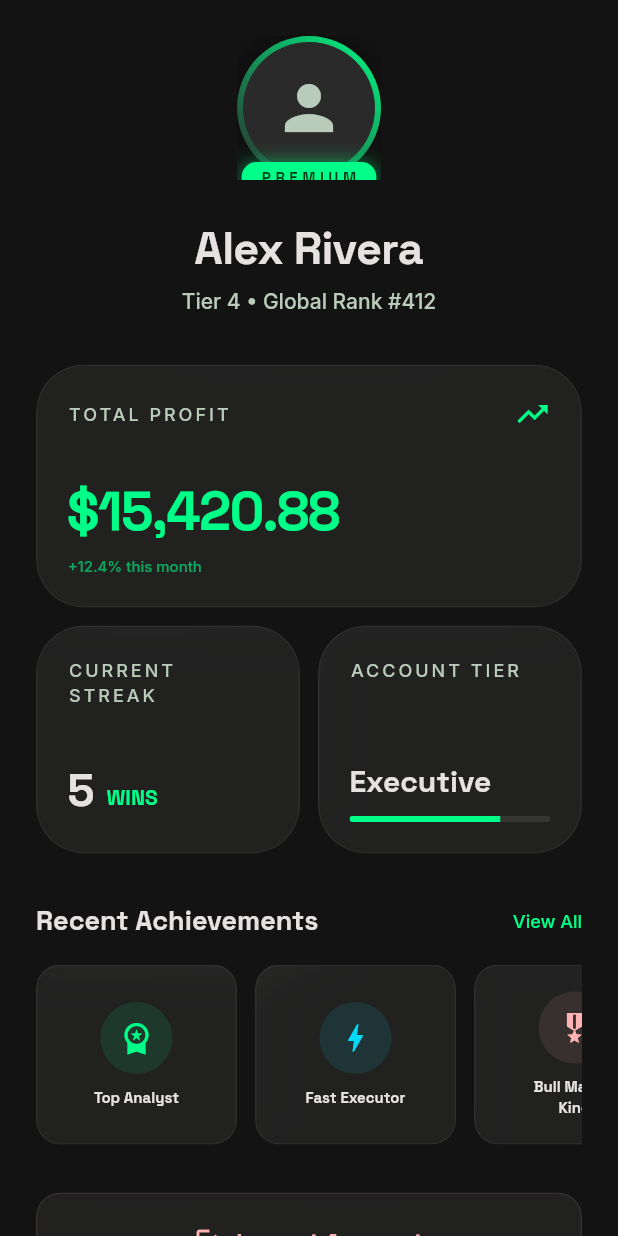
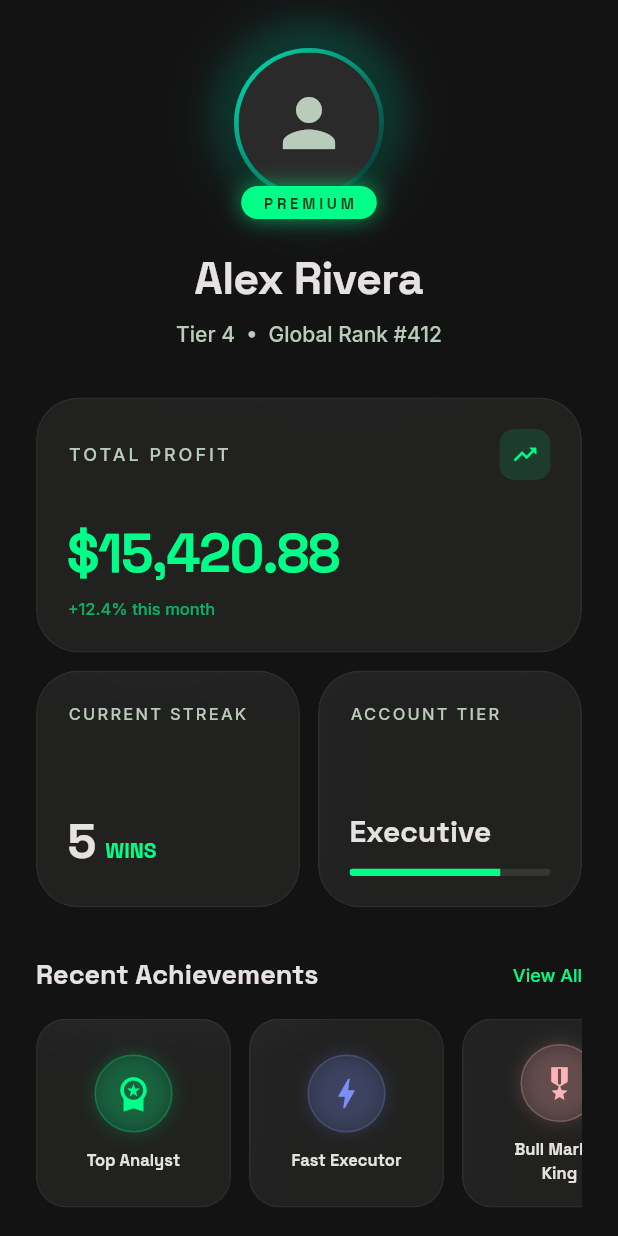
Before and after one commit to andrsonrvpu/SynapseTrade, a Flutter app: the ProfileScreen widget shown alone on an empty page, opened directly, on a phone screen of 412 x 824 dp. Run offline on Flutter 3.47's test engine with Material 3 defaults, Android fonts, the phone set to English and light mode, and no system bars; our stand-ins replace google_fonts, webview_flutter; missing offline and left inert: dart:html, dart:ui_web; network calls fail.

Commit message:
fix: SafeArea + layout — pares y perfil sin recorte por status bar
- analyze_screen: SafeArea(bottom:false) so symbol chips don't overlap status bar
- profile_screen: MediaQuery.padding.top + badge SizedBox(32) so PREMIUM shows
- profile: bigger avatar glow ring, improved achievement cards

```diff
--- a/mobile/lib/screens/analyze_screen.dart
+++ b/mobile/lib/screens/analyze_screen.dart
@@ -169,12 +169,14 @@ class _AnalyzeScreenState extends State<AnalyzeScreen> with SingleTickerProvider
 
     return Scaffold(
       backgroundColor: SynapseTheme.surface,
-      body: Stack(
+      body: SafeArea(
+        bottom: false,
+        child: Stack(
           children: [
             // ── Main scrollable content ──
             SingleChildScrollView(
               physics: const BouncingScrollPhysics(),
-            padding: const EdgeInsets.only(top: 12, bottom: 100),
+              padding: const EdgeInsets.only(top: 16, bottom: 120),
               child: Padding(
                 padding: const EdgeInsets.symmetric(horizontal: 16),
                 child: Column(
@@ -184,42 +186,36 @@ class _AnalyzeScreenState extends State<AnalyzeScreen> with SingleTickerProvider
                     //  1. LIVE TRADING VIEW CHART
                     // ════════════════════════════════════════
                     _buildChartSection(symbol, provider),
-
                     const SizedBox(height: 16),
 
                     // ════════════════════════════════════════
                     //  2. ANALIZAR CON IA BUTTON
                     // ════════════════════════════════════════
                     _buildAnalyzeButton(provider),
-
-                  const SizedBox(height: 20),
+                    const SizedBox(height: 16),
 
                     // ════════════════════════════════════════
                     //  3. AUTO-TRADING BANNER
                     // ════════════════════════════════════════
                     _buildAutoTradingBanner(provider),
-
                     const SizedBox(height: 16),
 
                     // ════════════════════════════════════════
-                  //  4. SIGNAL CARD (if signal exists)
+                    //  4. SIGNAL CARD
                     // ════════════════════════════════════════
                     _buildSignalSection(signal, isBuy, symbol, entryPrice, stopLoss, tp1, tp2, confidence),
-
                     const SizedBox(height: 20),
 
                     // ════════════════════════════════════════
                     //  5. RISK MANAGEMENT
                     // ════════════════════════════════════════
                     _buildRiskSection(),
-
                     const SizedBox(height: 20),
 
                     // ════════════════════════════════════════
                     //  6. EXECUTE TRADE BUTTONS
                     // ════════════════════════════════════════
                     _buildTradeButtons(isBuy, signal, provider),
-
                     const SizedBox(height: 40),
                   ],
                 ),
@@ -229,6 +225,7 @@ class _AnalyzeScreenState extends State<AnalyzeScreen> with SingleTickerProvider
             // ── Executing overlay ──
             if (_isExecuting) _buildExecutingOverlay(isBuy),
           ],
+        ),
       ),
     );
   }
--- a/mobile/lib/screens/profile_screen.dart
+++ b/mobile/lib/screens/profile_screen.dart
@@ -2,30 +2,47 @@ import 'package:flutter/material.dart';
 import '../theme/synapse_theme.dart';
 import '../widgets/glass_card.dart';
 
-/// Profile screen — Stitch perfil_de_usuario design.
-/// Avatar with gradient border + Premium badge, bento metrics grid,
-/// achievements carousel, logout glass button.
+/// Profile screen — Premium user profile with proper SafeArea.
 class ProfileScreen extends StatelessWidget {
   const ProfileScreen({super.key});
 
   @override
   Widget build(BuildContext context) {
+    final topPad = MediaQuery.of(context).padding.top;
+
     return SingleChildScrollView(
       physics: const BouncingScrollPhysics(),
-      padding: const EdgeInsets.symmetric(horizontal: 24, vertical: 24),
       child: Column(
         children: [
+          // ── Safe header area (avoids status bar) ──
+          SizedBox(height: topPad + 24),
+
           // ── Profile Header ──
-          _buildProfileHeader(),
+          Padding(
+            padding: const EdgeInsets.symmetric(horizontal: 24),
+            child: _buildProfileHeader(),
+          ),
           const SizedBox(height: 32),
+
           // ── Metrics Bento Grid ──
-          _buildBentoGrid(),
+          Padding(
+            padding: const EdgeInsets.symmetric(horizontal: 24),
+            child: _buildBentoGrid(),
+          ),
           const SizedBox(height: 32),
+
           // ── Achievements ──
-          _buildAchievements(),
+          Padding(
+            padding: const EdgeInsets.symmetric(horizontal: 24),
+            child: _buildAchievements(),
+          ),
           const SizedBox(height: 32),
+
           // ── Logout ──
-          _buildLogoutButton(),
+          Padding(
+            padding: const EdgeInsets.symmetric(horizontal: 24),
+            child: _buildLogoutButton(),
+          ),
           const SizedBox(height: 120),
         ],
       ),
@@ -35,52 +52,93 @@ class ProfileScreen extends StatelessWidget {
   Widget _buildProfileHeader() {
     return Column(
       children: [
-        // Avatar
+        // Avatar with glow ring + Premium badge
         Stack(
+          clipBehavior: Clip.none,
           alignment: Alignment.bottomCenter,
           children: [
+            // Outer glow
             Container(
-              width: 96,
-              height: 96,
-              padding: const EdgeInsets.all(4),
+              width: 108,
+              height: 108,
               decoration: BoxDecoration(
                 shape: BoxShape.circle,
-                gradient: LinearGradient(
-                  begin: Alignment.topRight,
-                  end: Alignment.bottomLeft,
-                  colors: [SynapseTheme.primaryContainer, SynapseTheme.surfaceContainerHigh],
+                boxShadow: [
+                  BoxShadow(
+                    color: const Color(0xFF00E5B4).withOpacity(0.35),
+                    blurRadius: 28,
+                    spreadRadius: 2,
+                  ),
+                ],
+              ),
+            ),
+            // Gradient ring
+            Container(
+              width: 100,
+              height: 100,
+              padding: const EdgeInsets.all(3),
+              decoration: BoxDecoration(
+                shape: BoxShape.circle,
+                gradient: const LinearGradient(
+                  begin: Alignment.topLeft,
+                  end: Alignment.bottomRight,
+                  colors: [Color(0xFF00E5B4), Color(0xFF0A2A2A)],
                 ),
-                boxShadow: [BoxShadow(color: Colors.black.withOpacity(0.5), blurRadius: 20)],
+                boxShadow: [
+                  BoxShadow(color: Colors.black.withOpacity(0.4), blurRadius: 16),
+                ],
               ),
               child: ClipOval(
                 child: Container(
                   color: SynapseTheme.surfaceContainerHigh,
-                  child: Icon(Icons.person, size: 48, color: SynapseTheme.onSurfaceVariant),
+                  child: Icon(
+                    Icons.person,
+                    size: 52,
+                    color: SynapseTheme.onSurfaceVariant,
+                  ),
                 ),
               ),
             ),
-            // Premium badge
+            // Premium badge — positioned below avatar with enough space
             Positioned(
-              bottom: -8,
+              bottom: -14,
               child: Container(
-                padding: const EdgeInsets.symmetric(horizontal: 12, vertical: 3),
+                padding: const EdgeInsets.symmetric(horizontal: 14, vertical: 4),
                 decoration: BoxDecoration(
                   color: SynapseTheme.primaryContainer,
                   borderRadius: BorderRadius.circular(99),
-                  boxShadow: [BoxShadow(color: SynapseTheme.primaryContainer.withOpacity(0.5), blurRadius: 10)],
+                  boxShadow: [
+                    BoxShadow(
+                      color: SynapseTheme.primaryContainer.withOpacity(0.55),
+                      blurRadius: 12,
+                    ),
+                  ],
                 ),
                 child: Text(
                   'PREMIUM',
-                  style: SynapseTheme.headline(fontSize: 10, color: SynapseTheme.onPrimary, letterSpacing: 3),
+                  style: SynapseTheme.headline(
+                    fontSize: 10,
+                    color: SynapseTheme.onPrimary,
+                    letterSpacing: 2.5,
+                  ),
                 ),
               ),
             ),
           ],
         ),
-        const SizedBox(height: 24),
-        Text('Alex Rivera', style: SynapseTheme.headline(fontSize: 30, letterSpacing: -0.5)),
-        const SizedBox(height: 4),
-        Text('Tier 4 • Global Rank #412', style: SynapseTheme.label(fontSize: 14)),
+
+        // Space for the badge that sticks out below
+        const SizedBox(height: 32),
+
+        Text(
+          'Alex Rivera',
+          style: SynapseTheme.headline(fontSize: 30, letterSpacing: -0.5),
+        ),
+        const SizedBox(height: 6),
+        Text(
+          'Tier 4  •  Global Rank #412',
+          style: SynapseTheme.label(fontSize: 14, color: SynapseTheme.onSurfaceVariant),
+        ),
       ],
     );
   }
@@ -90,9 +148,9 @@ class ProfileScreen extends StatelessWidget {
       children: [
         // Total Profit (full width)
         GlassCard(
-          borderRadius: 32,
+          borderRadius: 28,
           child: SizedBox(
-            height: 120,
+            height: 128,
             child: Column(
               crossAxisAlignment: CrossAxisAlignment.start,
               mainAxisAlignment: MainAxisAlignment.spaceBetween,
@@ -100,43 +158,74 @@ class ProfileScreen extends StatelessWidget {
                 Row(
                   mainAxisAlignment: MainAxisAlignment.spaceBetween,
                   children: [
-                    Text('TOTAL PROFIT', style: SynapseTheme.label(fontSize: 12, letterSpacing: 2)),
-                    Icon(Icons.trending_up, color: SynapseTheme.primaryContainer),
+                    Text(
+                      'TOTAL PROFIT',
+                      style: SynapseTheme.label(fontSize: 12, letterSpacing: 2, color: SynapseTheme.onSurfaceVariant),
+                    ),
+                    Container(
+                      padding: const EdgeInsets.all(8),
+                      decoration: BoxDecoration(
+                        color: SynapseTheme.primaryContainer.withOpacity(0.12),
+                        borderRadius: BorderRadius.circular(10),
+                      ),
+                      child: Icon(Icons.trending_up, color: SynapseTheme.primaryContainer, size: 18),
+                    ),
                   ],
                 ),
                 Column(
                   crossAxisAlignment: CrossAxisAlignment.start,
                   children: [
-                    Text('\$15,420.88', style: SynapseTheme.headline(fontSize: 36, color: SynapseTheme.primaryContainer, letterSpacing: -1)),
+                    Text(
+                      '\$15,420.88',
+                      style: SynapseTheme.headline(
+                        fontSize: 36,
+                        color: SynapseTheme.primaryContainer,
+                        letterSpacing: -1,
+                      ),
+                    ),
                     const SizedBox(height: 4),
-                    Text('+12.4% this month', style: SynapseTheme.label(fontSize: 10, color: SynapseTheme.primaryContainer.withOpacity(0.6))),
+                    Text(
+                      '+12.4% this month',
+                      style: SynapseTheme.label(
+                        fontSize: 11,
+                        color: SynapseTheme.primaryContainer.withOpacity(0.65),
+                      ),
+                    ),
                   ],
                 ),
               ],
             ),
           ),
         ),
+
         const SizedBox(height: 12),
+
         // Row: Streak + Tier
         Row(
           children: [
             Expanded(
               child: GlassCard(
-                borderRadius: 32,
+                borderRadius: 28,
                 child: SizedBox(
-                  height: 110,
+                  height: 116,
                   child: Column(
                     crossAxisAlignment: CrossAxisAlignment.start,
                     mainAxisAlignment: MainAxisAlignment.spaceBetween,
                     children: [
-                      Text('CURRENT STREAK', style: SynapseTheme.label(fontSize: 12, letterSpacing: 2)),
+                      Text(
+                        'CURRENT STREAK',
+                        style: SynapseTheme.label(fontSize: 11, letterSpacing: 1.5, color: SynapseTheme.onSurfaceVariant),
+                      ),
                       Row(
                         crossAxisAlignment: CrossAxisAlignment.baseline,
                         textBaseline: TextBaseline.alphabetic,
                         children: [
-                          Text('5', style: SynapseTheme.headline(fontSize: 30)),
-                          const SizedBox(width: 8),
-                          Text('WINS', style: SynapseTheme.headline(fontSize: 14, color: SynapseTheme.primaryContainer)),
+                          Text('5', style: SynapseTheme.headline(fontSize: 32)),
+                          const SizedBox(width: 6),
+                          Text(
+                            'WINS',
+                            style: SynapseTheme.headline(fontSize: 14, color: SynapseTheme.primaryContainer),
+                          ),
                         ],
                       ),
                     ],
@@ -147,27 +236,30 @@ class ProfileScreen extends StatelessWidget {
             const SizedBox(width: 12),
             Expanded(
               child: GlassCard(
-                borderRadius: 32,
+                borderRadius: 28,
                 borderColor: Colors.white.withOpacity(0.05),
                 child: SizedBox(
-                  height: 110,
+                  height: 116,
                   child: Column(
                     crossAxisAlignment: CrossAxisAlignment.start,
                     mainAxisAlignment: MainAxisAlignment.spaceBetween,
                     children: [
-                      Text('ACCOUNT TIER', style: SynapseTheme.label(fontSize: 12, letterSpacing: 2)),
+                      Text(
+                        'ACCOUNT TIER',
+                        style: SynapseTheme.label(fontSize: 11, letterSpacing: 1.5, color: SynapseTheme.onSurfaceVariant),
+                      ),
                       Column(
                         crossAxisAlignment: CrossAxisAlignment.start,
                         children: [
                           Text('Executive', style: SynapseTheme.headline(fontSize: 20)),
-                          const SizedBox(height: 8),
+                          const SizedBox(height: 10),
                           ClipRRect(
                             borderRadius: BorderRadius.circular(99),
                             child: LinearProgressIndicator(
                               value: 0.75,
                               backgroundColor: SynapseTheme.surfaceContainerHighest,
-                              color: SynapseTheme.primaryContainer,
-                              minHeight: 4,
+                              valueColor: AlwaysStoppedAnimation(SynapseTheme.primaryContainer),
+                              minHeight: 5,
                             ),
                           ),
                         ],
@@ -190,20 +282,25 @@ class ProfileScreen extends StatelessWidget {
           mainAxisAlignment: MainAxisAlignment.spaceBetween,
           children: [
             Text('Recent Achievements', style: SynapseTheme.headline(fontSize: 18)),
-            Text('View All', style: SynapseTheme.label(fontSize: 12, color: SynapseTheme.primaryContainer)),
+            Text(
+              'View All',
+              style: SynapseTheme.label(fontSize: 12, color: SynapseTheme.primaryContainer),
+            ),
           ],
         ),
         const SizedBox(height: 16),
         SizedBox(
-          height: 120,
+          height: 126,
           child: ListView(
             scrollDirection: Axis.horizontal,
             children: [
               _achievementCard(Icons.workspace_premium, 'Top Analyst', SynapseTheme.primaryContainer),
               const SizedBox(width: 12),
-              _achievementCard(Icons.bolt, 'Fast Executor', SynapseTheme.tertiaryFixedDim),
+              _achievementCard(Icons.bolt, 'Fast Executor', const Color(0xFF7B8FF5)),
               const SizedBox(width: 12),
               _achievementCard(Icons.military_tech, 'Bull Market\nKing', SynapseTheme.secondary),
+              const SizedBox(width: 12),
+              _achievementCard(Icons.auto_graph, 'Streak Pro', const Color(0xFFF5A623)),
             ],
           ),
         ),
@@ -214,26 +311,30 @@ class ProfileScreen extends StatelessWidget {
   Widget _achievementCard(IconData icon, String label, Color color) {
     return GlassCard(
       padding: const EdgeInsets.all(16),
-      borderRadius: 16,
+      borderRadius: 20,
       child: SizedBox(
-        width: 100,
+        width: 96,
         child: Column(
           mainAxisAlignment: MainAxisAlignment.center,
           children: [
             Container(
-              width: 48,
-              height: 48,
+              width: 52,
+              height: 52,
               decoration: BoxDecoration(
                 shape: BoxShape.circle,
-                color: color.withOpacity(0.1),
+                color: color.withOpacity(0.12),
+                border: Border.all(color: color.withOpacity(0.25)),
+                boxShadow: [BoxShadow(color: color.withOpacity(0.2), blurRadius: 10)],
               ),
-              child: Icon(icon, color: color, size: 24),
+              child: Icon(icon, color: color, size: 26),
             ),
-            const SizedBox(height: 8),
+            const SizedBox(height: 10),
             Text(
               label,
               textAlign: TextAlign.center,
-              style: SynapseTheme.headline(fontSize: 10),
+              style: SynapseTheme.headline(fontSize: 11),
+              maxLines: 2,
+              overflow: TextOverflow.ellipsis,
             ),
           ],
         ),
@@ -243,15 +344,18 @@ class ProfileScreen extends StatelessWidget {
 
   Widget _buildLogoutButton() {
     return GlassCard(
-      borderRadius: 16,
-      borderColor: SynapseTheme.secondary.withOpacity(0.1),
+      borderRadius: 18,
+      borderColor: SynapseTheme.secondary.withOpacity(0.15),
       onTap: () {},
       child: Row(
         mainAxisAlignment: MainAxisAlignment.center,
         children: [
-          Icon(Icons.logout, size: 20, color: SynapseTheme.secondary),
-          const SizedBox(width: 8),
-          Text('Logout Account', style: SynapseTheme.headline(fontSize: 16, color: SynapseTheme.secondary)),
+          Icon(Icons.logout_rounded, size: 20, color: SynapseTheme.secondary),
+          const SizedBox(width: 10),
+          Text(
+            'Logout Account',
+            style: SynapseTheme.headline(fontSize: 16, color: SynapseTheme.secondary),
+          ),
         ],
       ),
     );
```
Lines whose indentation alone changed are shown as unchanged.
